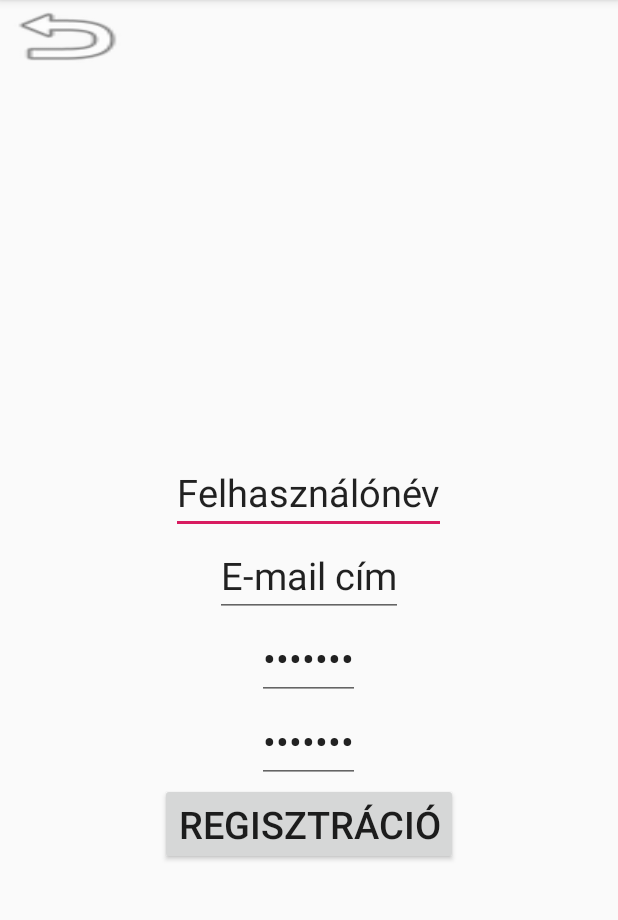
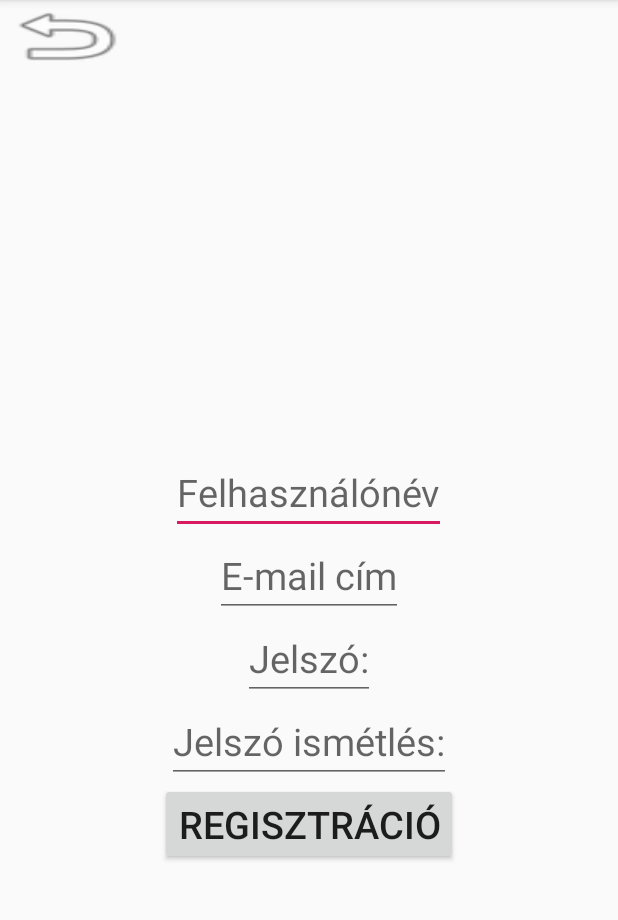
Before and after one commit to JamborAnna/LearnInIT, an Android app: the Regisztracio screen opened directly, with no data from a screen before it, on a phone screen of 412 x 824 dp, the part 84-1004 px from its top. Run offline under Robolectric (Android 15) with nearby library versions, the phone set to English and light mode, and no system bars; our stand-ins replace Firebase (no records; nobody signed in at launch, a user with empty details on screens opened directly).

Commit message:
Initial Commit

```diff
--- a/app/build.gradle
+++ b/app/build.gradle
@@ -1,11 +1,12 @@
 apply plugin: 'com.android.application'
+apply plugin: 'com.google.gms.google-services'
 
 android {
     compileSdkVersion 29
     buildToolsVersion "29.0.2"
     defaultConfig {
         applicationId "com.example.learninit"
-        minSdkVersion 14
+        minSdkVersion 17
         targetSdkVersion 29
         versionCode 1
         versionName "1.0"
@@ -20,12 +21,15 @@ android {
 }
 
 dependencies {
+    implementation 'com.google.firebase:firebase-analytics:17.2.0'
     implementation fileTree(dir: 'libs', include: ['*.jar'])
     implementation 'androidx.appcompat:appcompat:1.0.2'
     implementation 'androidx.constraintlayout:constraintlayout:1.1.3'
     implementation 'com.google.android.material:material:1.0.0'
     implementation 'androidx.lifecycle:lifecycle-extensions:2.0.0'
+    implementation 'com.google.firebase:firebase-auth:17.0.0'
     testImplementation 'junit:junit:4.12'
     androidTestImplementation 'androidx.test.ext:junit:1.1.0'
     androidTestImplementation 'androidx.test.espresso:espresso-core:3.1.1'
+
 }
--- a/app/src/main/java/com/example/learninit/MainActivity.java
+++ b/app/src/main/java/com/example/learninit/MainActivity.java
@@ -6,10 +6,12 @@ import android.content.Intent;
 import android.os.Bundle;
 import android.view.View;
 import android.widget.Button;
+import android.widget.ProgressBar;
 
 public class MainActivity extends AppCompatActivity {
     private Button RegisztracioBut;
     private Button BejelentkezesBut;
+    private ProgressBar progressMain;
 
     @Override
     protected void onCreate(Bundle savedInstanceState) {
@@ -20,8 +22,10 @@ public class MainActivity extends AppCompatActivity {
         RegisztracioBut.setOnClickListener(new View.OnClickListener() {
             @Override
             public void onClick(View view) {
+                progressMain.setVisibility(View.VISIBLE);
                 Intent intent = new Intent(MainActivity.this,Regisztracio.class);
                 startActivity(intent);
+                progressMain.setVisibility(View.GONE);
                 finish();
             }
         });
@@ -41,6 +45,7 @@ public class MainActivity extends AppCompatActivity {
     private void init() {
         RegisztracioBut=findViewById(R.id.RegisztracioBut);
         BejelentkezesBut=findViewById(R.id.BejelentkezesBut);
+        progressMain=findViewById(R.id.progressMain);
 
     }
 }
--- a/app/src/main/java/com/example/learninit/Regisztracio.java
+++ b/app/src/main/java/com/example/learninit/Regisztracio.java
@@ -7,6 +7,13 @@ import android.os.Bundle;
 import android.view.View;
 import android.widget.Button;
 import android.widget.EditText;
+import android.widget.ProgressBar;
+import android.widget.Toast;
+
+import com.google.android.gms.tasks.OnCompleteListener;
+import com.google.android.gms.tasks.Task;
+import com.google.firebase.auth.AuthResult;
+import com.google.firebase.auth.FirebaseAuth;
 
 public class Regisztracio extends AppCompatActivity {
 
@@ -16,24 +23,55 @@ public class Regisztracio extends AppCompatActivity {
     private EditText JelszoText;
     private EditText JelszoIsmText;
     private Button RegKuldBut;
+    private FirebaseAuth mAuth;
+    private ProgressBar progressRegistry;
 
     @Override
     protected void onCreate(Bundle savedInstanceState) {
         super.onCreate(savedInstanceState);
         setContentView(R.layout.activity_regisztracio);
         init();
-
+        mAuth = FirebaseAuth.getInstance();
         visszaregisztracios.setOnClickListener(new View.OnClickListener() {
             @Override
             public void onClick(View view) {
-                Intent intent = new Intent(Regisztracio.this,MainActivity.class);
+                Intent intent = new Intent(Regisztracio.this, MainActivity.class);
                 startActivity(intent);
                 finish();
+
+            }
+        });
+
+
+        RegKuldBut.setOnClickListener(new View.OnClickListener() {
+            @Override
+            public void onClick(View v) {
+                progressRegistry.setVisibility(View.VISIBLE);
+                mAuth.createUserWithEmailAndPassword(EmailText.getText().toString(),
+                        JelszoText.getText().toString())
+                        .addOnCompleteListener(new OnCompleteListener<AuthResult>() {
+                            @Override
+                            public void onComplete(Task<AuthResult> task) {
+                                progressRegistry.setVisibility(View.GONE);
+                                if (task.isSuccessful() ) {
+                                    Toast.makeText(Regisztracio.this, "Sikeres Regisztráció!",
+                                            Toast.LENGTH_SHORT).show();
+                                }
+                                else {
+                                    Toast.makeText(Regisztracio.this, "Sikertelen Regisztráció!",
+                                            Toast.LENGTH_SHORT).show();
+                                }
+
+                            }
+                        });
             }
         });
     }
 
+
     private void init() {
+        progressRegistry= findViewById(R.id.progressRegistry);
+
         visszaregisztracios = findViewById(R.id.visszaregisztracios);
         FelhasznalonevText = findViewById(R.id.FelhasznalonevText);
         EmailText = findViewById(R.id.EmailText);
--- a/app/src/main/java/com/example/learninit/StatisztikaActivity.java
+++ b/app/src/main/java/com/example/learninit/StatisztikaActivity.java
@@ -17,7 +17,7 @@ private Button visszatanulnimenube;
         visszatanulnimenube.setOnClickListener(new View.OnClickListener() {
             @Override
             public void onClick(View view) {
-                Intent intent = new Intent(StatisztikaActivity.this,TanulasmenuActivity.class);
+                Intent intent = new Intent(StatisztikaActivity.this,fomenu.class);
                 startActivity(intent);
                 finish();
             }
--- a/app/src/main/res/layout/activity_regisztracio.xml
+++ b/app/src/main/res/layout/activity_regisztracio.xml
@@ -23,7 +23,7 @@
 <EditText
     android:layout_width="wrap_content"
     android:layout_height="wrap_content"
-    android:text="Felhasználónév"
+    android:hint="Felhasználónév"
     android:id="@+id/FelhasznalonevText"
     android:layout_above="@+id/EmailText"
     android:layout_centerInParent="true"
@@ -35,7 +35,7 @@
     <EditText
         android:layout_width="wrap_content"
         android:layout_height="wrap_content"
-        android:text="E-mail cím"
+        android:hint="E-mail cím"
         android:textSize="25sp"
         android:id="@+id/EmailText"
         android:layout_centerInParent="true"
@@ -47,7 +47,7 @@
     <EditText
         android:layout_width="wrap_content"
         android:layout_height="wrap_content"
-        android:text="Jelszó:"
+        android:hint="Jelszó:"
         android:textSize="25sp"
         android:id="@+id/JelszoText"
         android:layout_below="@+id/EmailText"
@@ -57,7 +57,7 @@
     <EditText
         android:layout_width="wrap_content"
         android:layout_height="wrap_content"
-        android:text="Jelszó:"
+        android:hint="Jelszó ismétlés:"
         android:textSize="25sp"
         android:id="@+id/JelszoIsmText"
         android:layout_centerInParent="true"
@@ -75,5 +75,14 @@
         android:layout_below="@+id/JelszoIsmText"
         >
     </Button>
+    <ProgressBar
+        android:layout_width="match_parent"
+        android:layout_height="match_parent"
+        android:visibility="gone"
+        android:id="@+id/progressRegistry"
+
+        >
+
+    </ProgressBar>
 
 </RelativeLayout>
--- a/app/src/main/res/layout/activity_tanulasmenu.xml
+++ b/app/src/main/res/layout/activity_tanulasmenu.xml
@@ -35,7 +35,8 @@
         android:layout_below="@+id/napibut"
         android:text="Tanult szavak"
         android:layout_centerInParent="true"
-        android:textSize="30dp">
+        android:textSize="30dp"
+        android:id="@+id/tanultBut">
     </Button>
 
 </RelativeLayout>
--- a/build.gradle
+++ b/build.gradle
@@ -8,6 +8,8 @@ buildscript {
     }
     dependencies {
         classpath 'com.android.tools.build:gradle:3.5.2'
+        classpath 'com.google.gms:google-services:4.2.0'
+        classpath 'com.google.gms:google-services:4.3.2'
 
         // NOTE: Do not place your application dependencies here; they belong
         // in the individual module build.gradle files
```
Also changed, not shown: app/src/main/java/com/example/learninit/Bejelentkezes.java (+35 -2 lines), app/src/main/java/com/example/learninit/TanulasmenuActivity.java (+38 -0 lines), app/src/main/java/com/example/learninit/fomenu.java (+50 -0 lines), app/src/main/res/layout/activity_bejelentkezes.xml (+12 -6 lines), app/src/main/res/layout/activity_main.xml (+10 -0 lines).
